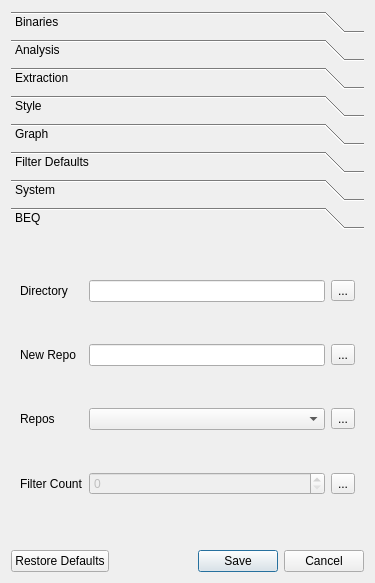
Above: src/main/python/ui/preferences.ui from 3ll3d00d/beqdesigner before the change. Below: the same form after it.
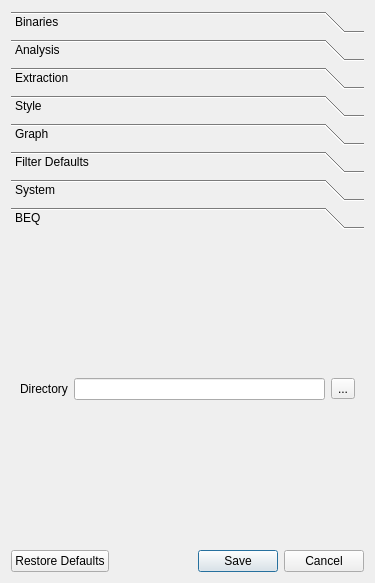
That is the form after the change. The open tabs and pages were chosen to show the change.

Diff of the .ui file:
```diff
--- a/src/main/python/ui/preferences.ui
+++ b/src/main/python/ui/preferences.ui
@@ -19,7 +19,7 @@
      <item>
       <widget class="QToolBox" name="toolBox">
        <property name="currentIndex">
-        <number>0</number>
+        <number>7</number>
        </property>
        <widget class="QWidget" name="binariesPage">
         <property name="geometry">
@@ -672,13 +672,6 @@
          <string>BEQ</string>
         </attribute>
         <layout class="QGridLayout" name="beqPane">
-         <item row="0" column="0">
-          <widget class="QLabel" name="beqDirectoryLabel">
-           <property name="text">
-            <string>Directory</string>
-           </property>
-          </widget>
-         </item>
          <item row="0" column="1">
           <widget class="QLineEdit" name="beqFiltersDir">
            <property name="readOnly">
@@ -693,61 +686,10 @@
            </property>
           </widget>
          </item>
-         <item row="1" column="0">
-          <widget class="QLabel" name="repoURLLabel">
+         <item row="0" column="0">
+          <widget class="QLabel" name="beqDirectoryLabel">
            <property name="text">
-            <string>New Repo</string>
-           </property>
-          </widget>
-         </item>
-         <item row="1" column="1">
-          <widget class="QLineEdit" name="repoURL"/>
-         </item>
-         <item row="1" column="2">
-          <widget class="QToolButton" name="addRepoButton">
-           <property name="text">
-            <string>...</string>
-           </property>
-          </widget>
-         </item>
-         <item row="2" column="1">
-          <widget class="QComboBox" name="beqRepos"/>
-         </item>
-         <item row="2" column="2">
-          <widget class="QToolButton" name="deleteRepoButton">
-           <property name="text">
-            <string>...</string>
-           </property>
-          </widget>
-         </item>
-         <item row="3" column="0">
-          <widget class="QLabel" name="filteredLoadedLabel">
-           <property name="text">
-            <string>Filter Count</string>
-           </property>
-          </widget>
-         </item>
-         <item row="3" column="1">
-          <widget class="QSpinBox" name="beqFiltersCount">
-           <property name="enabled">
-            <bool>false</bool>
-           </property>
-           <property name="maximum">
-            <number>100000</number>
-           </property>
-          </widget>
-         </item>
-         <item row="3" column="2">
-          <widget class="QToolButton" name="refreshBeq">
-           <property name="text">
-            <string>...</string>
-           </property>
-          </widget>
-         </item>
-         <item row="2" column="0">
-          <widget class="QLabel" name="beqReposLabel">
-           <property name="text">
-            <string>Repos</string>
+            <string>Directory</string>
            </property>
           </widget>
          </item>
```
Left out of the diff: 86 changed lines with no effect on the pictures.
